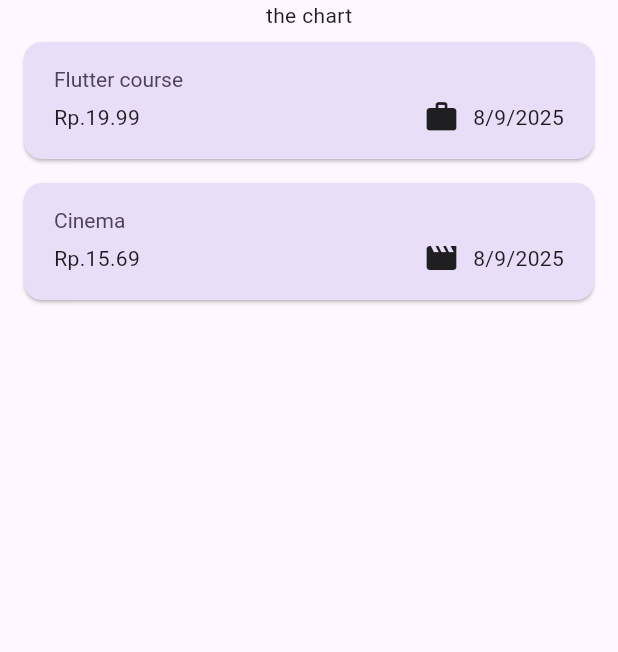
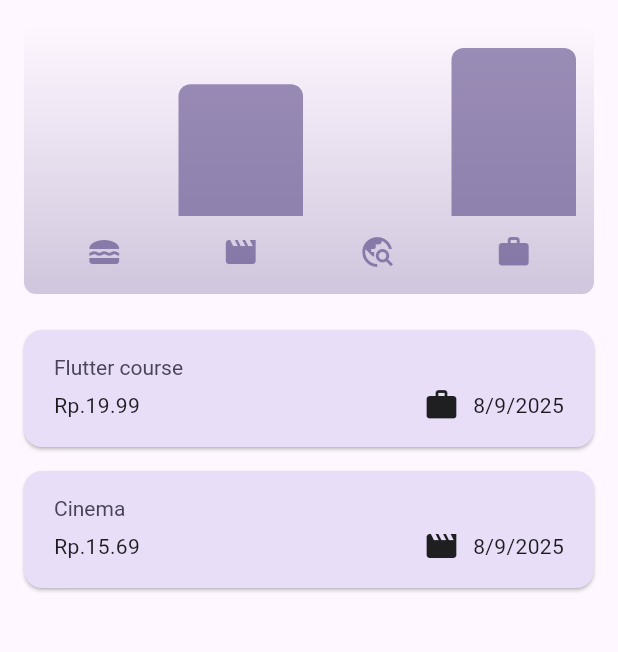
Before and after one commit to TommyPurba/expanse_tracker, a Flutter app: the screen it shows after launch, on a phone screen of 412 x 824 dp, the part 84-736 px from its top. Run offline on Flutter 3.47's test engine with Material 3 defaults, Android fonts, the phone set to English and light mode, and no system bars.

Commit message:
add chart filter

```diff
--- a/lib/models/expense.dart
+++ b/lib/models/expense.dart
@@ -40,6 +40,11 @@
     required this.category, required this.expenseds
   });
 
+  ExpenseBucket.forCategory(List<Expenses> allExpenses, this.category)
+        : expenseds =  allExpenses.where(
+          (expense) => expense.category == category
+        ).toList();
+
   final Category category ;
   final List<Expenses> expenseds;
 
--- /dev/null
+++ b/lib/widgets/chart/chart.dart
@@ -0,0 +1,91 @@
+
+
+import 'package:flutter/material.dart';
+import 'package:thefour/models/expense.dart';
+import 'package:thefour/widgets/chart/chart_bar.dart';
+
+class Chart extends StatelessWidget{
+  const Chart({super.key, required this.expense});
+
+  final List<Expenses> expense;
+
+  List<ExpenseBucket> get buckets{
+    return [
+      ExpenseBucket.forCategory(expense, Category.food),
+      ExpenseBucket.forCategory(expense, Category.leisure),
+      ExpenseBucket.forCategory(expense, Category.travel),
+      ExpenseBucket.forCategory(expense, Category.work),
+    ];
+  }
+
+  double get maxTotalExpense{
+    double maxTotalExpense = 0;
+    for(final bucket in buckets){
+      if(bucket.totalExpenses > maxTotalExpense){
+        maxTotalExpense = bucket.totalExpenses;
+      }
+    }
+    return maxTotalExpense;
+  }
+
+
+
+  @override
+  Widget build(BuildContext context) {
+    final isDarkMode = MediaQuery.of(context).platformBrightness == Brightness.dark;
+
+    return Container(
+      margin: const EdgeInsets.all(16),
+      padding: const EdgeInsets.symmetric(
+        vertical: 16,
+        horizontal: 8,
+      ),
+      width: double.infinity,
+      height: 180,
+      decoration: BoxDecoration(
+        borderRadius: BorderRadius.circular(8),
+        gradient: LinearGradient(
+          colors: [
+            Theme.of(context).colorScheme.primary.withOpacity(0.3),
+            Theme.of(context).colorScheme.primary.withOpacity(0.0)
+          ],
+          begin: Alignment.bottomCenter,
+          end: Alignment.topCenter,
+        ),
+      ),
+      child: Column(
+        children: [
+          Expanded(
+            child: Row(
+              crossAxisAlignment: CrossAxisAlignment.end,
+              children: [
+                for(final bucket in buckets)
+                  ChartBar(
+                    fill: bucket.totalExpenses == 0
+                    ? 0
+                    : bucket.totalExpenses / maxTotalExpense,
+                    ),
+              ],
+            ),
+          ),
+          const SizedBox(height: 12,),
+          Row(
+            children: buckets.map(
+              (bucket) => Expanded(
+                child: Padding(
+                  padding: const EdgeInsets.symmetric(horizontal: 4),
+                  child: Icon(
+                    categoryIcon[bucket.category],
+                    color: isDarkMode
+                    ? Theme.of(context).colorScheme.secondary
+                    : Theme.of(context).colorScheme.primary.withOpacity(0.7),
+                  ),
+                )
+                )
+            ,).toList(),
+          ),
+        ],
+      ),
+    );
+  }
+}
--- /dev/null
+++ b/lib/widgets/chart/chart_bar.dart
@@ -0,0 +1,32 @@
+import 'package:flutter/material.dart';
+
+class ChartBar extends StatelessWidget{
+
+  const ChartBar({super.key, required this.fill});
+
+  final double fill;
+
+  @override
+  Widget build(BuildContext context) {
+    final isDarkMode = MediaQuery.of(context).platformBrightness == Brightness.dark;
+    return Expanded(
+      child: Padding(
+        padding: EdgeInsets.symmetric(horizontal: 4),
+        child: FractionallySizedBox(
+          heightFactor: fill,
+          child: DecoratedBox(
+            decoration: BoxDecoration(
+              shape: BoxShape.rectangle,
+              borderRadius: BorderRadius.vertical(
+                top : Radius.circular(8),
+              ),
+              color: isDarkMode
+                ? Theme.of(context).colorScheme.secondary
+                : Theme.of(context).colorScheme.primary.withOpacity(0.65),
+            ),
+          ),
+        ),
+      )
+    );
+  }
+}
--- a/lib/widgets/expense.dart
+++ b/lib/widgets/expense.dart
@@ -1,4 +1,5 @@
 import 'package:flutter/material.dart';
+import 'package:thefour/widgets/chart/chart.dart';
 import 'package:thefour/widgets/expenses-list/expenselist.dart';
 import 'package:thefour/models/expense.dart';
 import 'package:thefour/widgets/new_expense.dart';
@@ -90,7 +91,7 @@
       ),
       body: Column(
         children: [
-          const Text('the chart'),
+          Chart(expense: _registeredExpenses),
           Expanded(child: mainContext ,)
         ],
       ),
```
